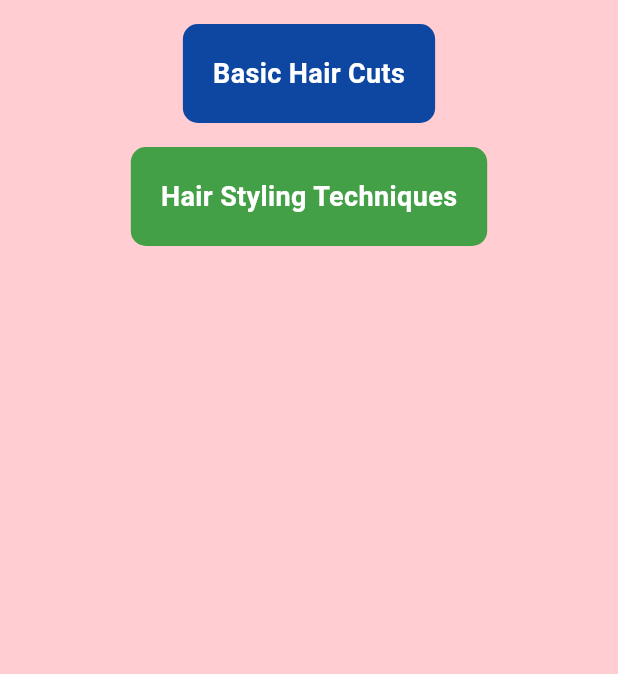
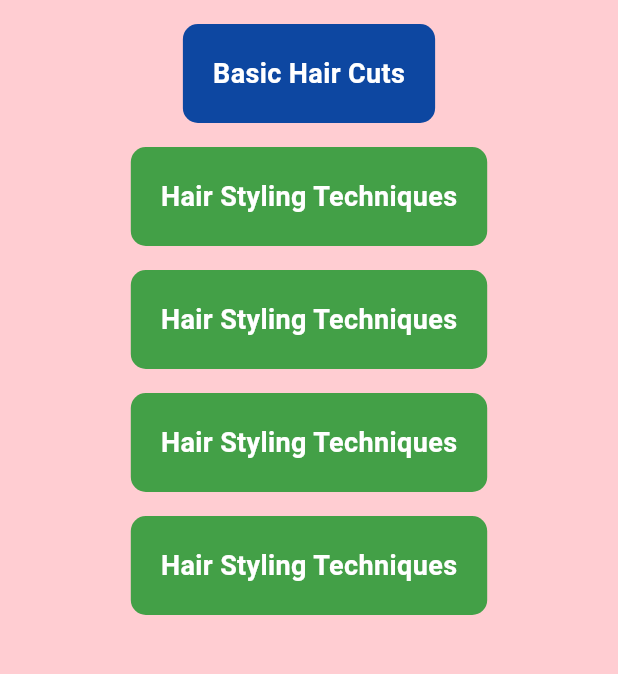
Before and after one commit to Bibek4998/barber_app, a Flutter app: the BarberTutorial screen opened directly, on a phone screen of 412 x 824 dp, the part 339-1013 px from its top. Run offline on Flutter 3.47's test engine with Material 3 defaults, Android fonts, the light colour scheme and no system bars.

Commit message:
Updated the barbers tutorial pages

```diff
--- a/lib/pages/barber_tutorial/screen/barber_tutorial.dart
+++ b/lib/pages/barber_tutorial/screen/barber_tutorial.dart
@@ -40,11 +40,7 @@ class BarberTutorial extends StatelessWidget {
             ),
             const SizedBox(height: 16),
             GestureDetector(
-              onTap:
-                  () => navigateToPage(
-                    context,
-                    const BarberingTools(),
-                  ), // Ensure this is imported
+              onTap: () => navigateToPage(context, const BarberingTools()),
               child: BarberTutorialBox(
                 text: 'Barbering Tools',
                 color: Colors.red.shade400,
@@ -52,11 +48,7 @@ class BarberTutorial extends StatelessWidget {
             ),
             const SizedBox(height: 16),
             GestureDetector(
-              onTap:
-                  () => navigateToPage(
-                    context,
-                    const BasicHairCuts(),
-                  ), // Ensure this is imported
+              onTap: () => navigateToPage(context, const BasicHairCuts()),
               child: BarberTutorialBox(
                 text: 'Basic Hair Cuts',
                 color: Colors.blue.shade900,
@@ -64,25 +56,36 @@ class BarberTutorial extends StatelessWidget {
             ),
             const SizedBox(height: 16),
             GestureDetector(
-              onTap:
-                  () => navigateToPage(
-                    context,
-                    const HairStyling(),
-                  ), // Ensure this is imported
+              onTap: () => navigateToPage(context, const HairStyling()),
               child: BarberTutorialBox(
                 text: 'Hair Styling Techniques',
                 color: Colors.green.shade600,
               ),
             ),
-            // Uncomment this if VideoTutorialPage exists
-            // const SizedBox(height: 16),
-            // GestureDetector(
-            //   onTap: () => navigateToPage(context, const VideoTutorialPage()),
-            //   child: BarberTutorialBox(
-            //     text: 'Video Tutorial',
-            //     color: Colors.blue.shade900,
-            //   ),
-            // ),
+            const SizedBox(height: 16),
+            GestureDetector(
+              onTap: () => navigateToPage(context, const HairStyling()),
+              child: BarberTutorialBox(
+                text: 'Hair Styling Techniques',
+                color: Colors.green.shade600,
+              ),
+            ),
+            const SizedBox(height: 16),
+            GestureDetector(
+              onTap: () => navigateToPage(context, const HairStyling()),
+              child: BarberTutorialBox(
+                text: 'Hair Styling Techniques',
+                color: Colors.green.shade600,
+              ),
+            ),
+            const SizedBox(height: 16),
+            GestureDetector(
+              onTap: () => navigateToPage(context, const HairStyling()),
+              child: BarberTutorialBox(
+                text: 'Hair Styling Techniques',
+                color: Colors.green.shade600,
+              ),
+            ),
           ],
         ),
       ),
@@ -90,7 +93,6 @@ class BarberTutorial extends StatelessWidget {
   }
 }
 
-// Dummy BarberTutorialBox Widget (Define or Import this)
 class BarberTutorialBox extends StatelessWidget {
   final String text;
   final Color color;
--- a/lib/pages/barber_tutorial/screen/hair_styling.dart
+++ b/lib/pages/barber_tutorial/screen/hair_styling.dart
@@ -5,6 +5,10 @@ class HairStyling extends StatelessWidget {
 
   @override
   Widget build(BuildContext context) {
-    return Scaffold(appBar: AppBar(title: Text('Hair Styles')));
+    return Scaffold(
+      appBar: AppBar(
+        title: Text('Hair Styling', style: TextStyle(color: Colors.red)),
+      ),
+    );
   }
 }
--- a/lib/pages/barber_tutorial/widget/barber_tutorial_box.dart
+++ /dev/null
@@ -1,29 +0,0 @@
-import 'package:bookappp/pages/barber_tutorial/screen/barbering_tools.dart';
-import 'package:flutter/material.dart';
-
-class BarberTutorialBox extends StatelessWidget {
-  final String text;
-  final Color color;
-  const BarberTutorialBox({super.key, required this.text, required this.color});
-  @override
-  Widget build(BuildContext context) {
-    return InkWell(
-      onTap: () {
-        Navigator.push(
-          context,
-          MaterialPageRoute(builder: (context) => BarberingTools()),
-        );
-      },
-      child: Container(
-        width: double.infinity,
-        padding: EdgeInsets.all(16.0),
-        decoration: BoxDecoration(
-          color: color,
-          border: Border.all(color: Colors.black, width: 2.0),
-          borderRadius: BorderRadius.circular(8.0),
-        ),
-        child: Center(child: Text(text, style: TextStyle(fontSize: 18))),
-      ),
-    );
-  }
-}
```
